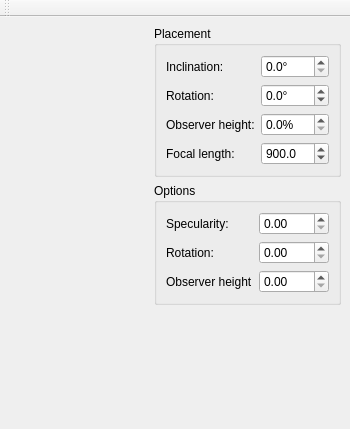
Before: the Qt Designer form src/cartonizermainwindow.ui in aportale/cartonizer, drawn with Qt 5.
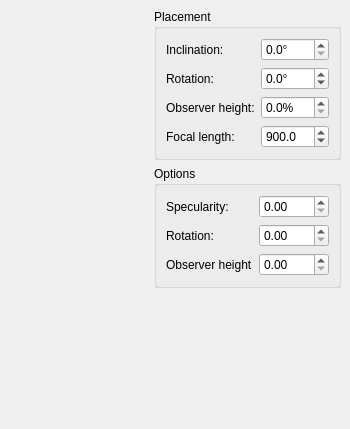
After: the same form once the commit is applied. Custom widgets are drawn as their Qt base class.

Diff of the .ui file:
```diff
--- a/src/cartonizermainwindow.ui
+++ b/src/cartonizermainwindow.ui
@@ -19,9 +19,9 @@
    <property name="geometry" >
     <rect>
      <x>0</x>
-     <y>12</y>
+     <y>0</y>
      <width>350</width>
-     <height>417</height>
+     <height>429</height>
     </rect>
    </property>
    <layout class="QHBoxLayout" name="horizontalLayout" >
@@ -229,25 +229,6 @@
     </item>
    </layout>
   </widget>
-  <widget class="QToolBar" name="toolBar" >
-   <property name="geometry" >
-    <rect>
-     <x>0</x>
-     <y>0</y>
-     <width>350</width>
-     <height>12</height>
-    </rect>
-   </property>
-   <property name="windowTitle" >
-    <string>toolBar</string>
-   </property>
-   <attribute name="toolBarArea" >
-    <enum>TopToolBarArea</enum>
-   </attribute>
-   <attribute name="toolBarBreak" >
-    <bool>false</bool>
-   </attribute>
-  </widget>
  </widget>
  <customwidgets>
   <customwidget>
```
